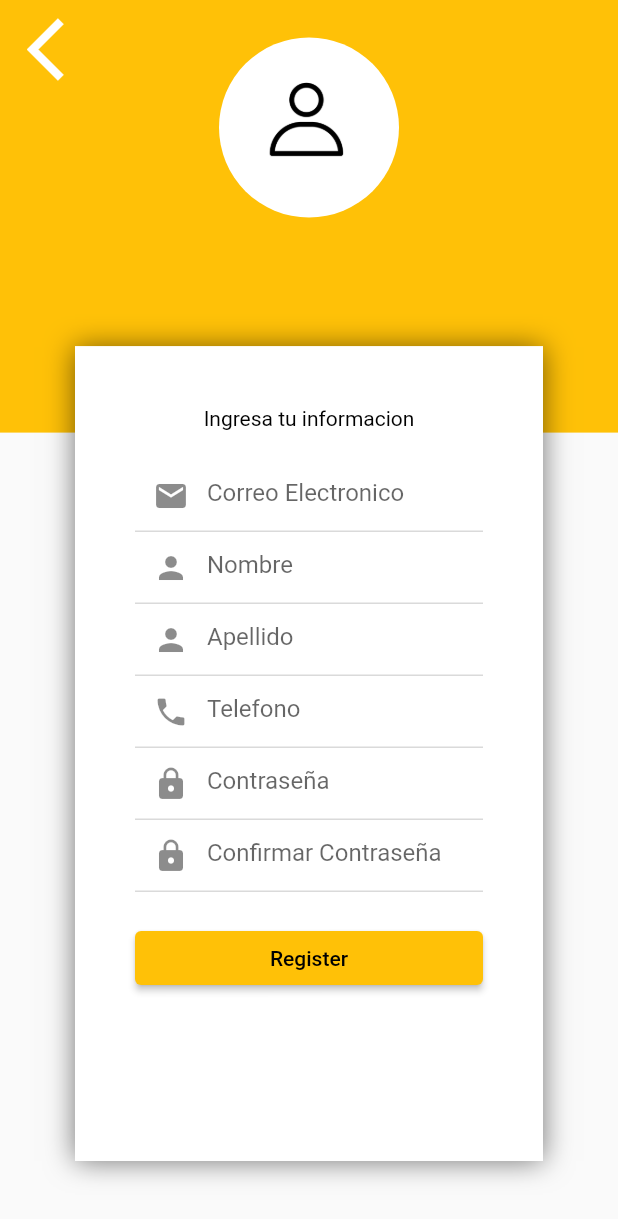
After one commit to velfin13/flutter_app_delivery, a Flutter app: the screen it shows after launch, after a tap on "Registrate aqui", on a phone screen of 412 x 824 dp. The commit adds this screen. Shown: the top 1219 px of the screen. Run offline on Flutter 3.47's test engine with Material 2 defaults, Android fonts, the phone set to English and light mode, and no system bars; our stand-ins replace get.

Commit message:
pantalla de registro

```diff
--- a/lib/main.dart
+++ b/lib/main.dart
@@ -1,6 +1,8 @@
 import 'package:flutter/material.dart';
 import 'package:get/get.dart';
+
 import './src/pages/login/login_page.dart';
+import './src/pages/register/register_page.dart';
 
 void main() {
   runApp(const MyApp());
@@ -25,7 +27,10 @@ class _MyAppState extends State<MyApp> {
       debugShowCheckedModeBanner: false,
       title: "Delivery Udemy",
       initialRoute: "/",
-      getPages: [GetPage(name: "/", page: () => const LoginPage())],
+      getPages: [
+        GetPage(name: "/", page: () => LoginPage()),
+        GetPage(name: "/register", page: () => const RegisterPage()),
+      ],
       navigatorKey: Get.key,
       theme: ThemeData(
           primaryColor: Colors.amber,
--- /dev/null
+++ b/lib/src/pages/login/login_controller.dart
@@ -0,0 +1,7 @@
+import 'package:get/get.dart';
+
+class LoginController extends GetxController {
+  void goToRegisterPage() {
+    Get.toNamed("/register");
+  }
+}
--- a/lib/src/pages/login/login_page.dart
+++ b/lib/src/pages/login/login_page.dart
@@ -1,9 +1,13 @@
-// ignore_for_file: non_constant_identifier_names, sized_box_for_whitespace
+// ignore_for_file: must_be_immutable, sized_box_for_whitespace
 
 import 'package:flutter/material.dart';
+import 'package:get/get.dart';
+import './login_controller.dart';
 
 class LoginPage extends StatelessWidget {
-  const LoginPage({Key? key}) : super(key: key);
+  LoginController con = Get.put(LoginController());
+
+  LoginPage({Key? key}) : super(key: key);
 
   @override
   Widget build(BuildContext context) {
@@ -55,15 +59,15 @@ class LoginPage extends StatelessWidget {
         child: SingleChildScrollView(
             child: Column(
           children: [
-            _TextYourInfo(),
-            _TextFielEmail(),
-            _TextFielPassword(),
+            _textYourInfo(),
+            _textFielEmail(),
+            _textFielPassword(),
             _buttonLogin()
           ],
         )));
   }
 
-  Widget _TextFielEmail() {
+  Widget _textFielEmail() {
     return Container(
       margin: const EdgeInsets.symmetric(horizontal: 40),
       child: const TextField(
@@ -74,7 +78,7 @@ class LoginPage extends StatelessWidget {
     );
   }
 
-  Widget _TextFielPassword() {
+  Widget _textFielPassword() {
     return Container(
       margin: const EdgeInsets.symmetric(horizontal: 40),
       child: const TextField(
@@ -100,7 +104,7 @@ class LoginPage extends StatelessWidget {
     );
   }
 
-  Widget _TextYourInfo() {
+  Widget _textYourInfo() {
     return Container(
       margin: const EdgeInsets.only(top: 40, bottom: 50),
       child: const Text(
@@ -113,16 +117,19 @@ class LoginPage extends StatelessWidget {
   Widget _textDontHaveSccount() {
     return Row(
       mainAxisAlignment: MainAxisAlignment.center,
-      children: const [
-        Text(
+      children: [
+        const Text(
           "No tienes cuenta",
           style: TextStyle(color: Colors.black, fontSize: 17),
         ),
-        SizedBox(width: 7),
-        Text(
-          "Registrate aqui",
-          style: TextStyle(
-              color: Colors.amber, fontWeight: FontWeight.bold, fontSize: 17),
+        const SizedBox(width: 7),
+        GestureDetector(
+          onTap: () => con.goToRegisterPage(),
+          child: const Text(
+            "Registrate aqui",
+            style: TextStyle(
+                color: Colors.amber, fontWeight: FontWeight.bold, fontSize: 17),
+          ),
         )
       ],
     );
--- /dev/null
+++ b/lib/src/pages/register/register_page.dart
@@ -0,0 +1,181 @@
+import 'package:flutter/material.dart';
+import 'package:get/get.dart';
+
+class RegisterPage extends StatelessWidget {
+  const RegisterPage({Key? key}) : super(key: key);
+
+  @override
+  Widget build(BuildContext context) {
+    return Scaffold(
+        bottomNavigationBar: Container(
+          height: 50,
+        ),
+        body: Stack(
+          //El STACK Posisiona elementos uno encima del otro
+          children: [
+            _backgraundCover(context),
+            _boxForm(context),
+            _imagenUser(),
+            _backButton()
+          ],
+        ));
+  }
+
+  Widget _backgraundCover(BuildContext context) {
+    return Container(
+      width: double.infinity,
+      height: MediaQuery.of(context).size.height * 0.35,
+      color: Colors.amber,
+    );
+  }
+
+  Widget _boxForm(BuildContext context) {
+    return Container(
+        margin: EdgeInsets.only(
+            top: MediaQuery.of(context).size.height * 0.28,
+            left: 50,
+            right: 50),
+        decoration: const BoxDecoration(boxShadow: <BoxShadow>[
+          BoxShadow(
+              color: Colors.black54, blurRadius: 15, offset: Offset(0, 0.75))
+        ], color: Colors.white),
+        height: MediaQuery.of(context).size.height * 0.7,
+        child: SingleChildScrollView(
+            child: Column(
+          children: [
+            _textYourInfo(),
+            _textFielEmail(),
+            _textFielNombre(),
+            _textFielLastName(),
+            _textFielPhone(),
+            _textFielPassword(),
+            _textFielConfirmPassword(),
+            _buttonRegister()
+          ],
+        )));
+  }
+
+  Widget _textFielEmail() {
+    return Container(
+      margin: const EdgeInsets.symmetric(horizontal: 40),
+      child: const TextField(
+        keyboardType: TextInputType.emailAddress,
+        decoration: InputDecoration(
+            hintText: "Correo Electronico", prefixIcon: Icon(Icons.email)),
+      ),
+    );
+  }
+
+  Widget _textFielNombre() {
+    return Container(
+      margin: const EdgeInsets.symmetric(horizontal: 40),
+      child: const TextField(
+        keyboardType: TextInputType.text,
+        decoration:
+            InputDecoration(hintText: "Nombre", prefixIcon: Icon(Icons.person)),
+      ),
+    );
+  }
+
+  Widget _textFielLastName() {
+    return Container(
+      margin: const EdgeInsets.symmetric(horizontal: 40),
+      child: const TextField(
+        keyboardType: TextInputType.text,
+        decoration: InputDecoration(
+            hintText: "Apellido", prefixIcon: Icon(Icons.person)),
+      ),
+    );
+  }
+
+  Widget _textFielPhone() {
+    return Container(
+      margin: const EdgeInsets.symmetric(horizontal: 40),
+      child: const TextField(
+        keyboardType: TextInputType.phone,
+        decoration: InputDecoration(
+            hintText: "Telefono", prefixIcon: Icon(Icons.phone)),
+      ),
+    );
+  }
+
+  Widget _textFielPassword() {
+    return Container(
+      margin: const EdgeInsets.symmetric(horizontal: 40),
+      child: const TextField(
+          keyboardType: TextInputType.visiblePassword,
+          obscureText: true,
+          decoration: InputDecoration(
+            hintText: "Contraseña",
+            prefixIcon: Icon(Icons.lock),
+          )),
+    );
+  }
+
+  Widget _textFielConfirmPassword() {
+    return Container(
+      margin: const EdgeInsets.symmetric(horizontal: 40),
+      child: const TextField(
+          keyboardType: TextInputType.visiblePassword,
+          obscureText: true,
+          decoration: InputDecoration(
+            hintText: "Confirmar Contraseña",
+            prefixIcon: Icon(Icons.lock),
+          )),
+    );
+  }
+
+  Widget _buttonRegister() {
+    return Container(
+      width: double.infinity,
+      margin: const EdgeInsets.symmetric(horizontal: 40, vertical: 20),
+      child: ElevatedButton(
+          onPressed: () {},
+          child: const Text(
+            "Register",
+            style: TextStyle(color: Colors.black),
+          )),
+    );
+  }
+
+  Widget _backButton() {
+    return SafeArea(
+        child: Container(
+      margin: const EdgeInsets.only(left: 10),
+      child: IconButton(
+        onPressed: () => Get.back(),
+        icon: const Icon(
+          Icons.arrow_back_ios,
+          color: Colors.white,
+          size: 50,
+        ),
+      ),
+    ));
+  }
+
+  Widget _imagenUser() {
+    return SafeArea(
+        child: Container(
+      margin: const EdgeInsets.only(top: 25),
+      alignment: Alignment.topCenter,
+      child: GestureDetector(
+        onTap: () {},
+        child: const CircleAvatar(
+          backgroundImage: AssetImage("assets/img/user_profile.png"),
+          radius: 60,
+          backgroundColor: Colors.white,
+        ),
+      ),
+    ));
+  }
+
+  Widget _textYourInfo() {
+    return Container(
+      margin: const EdgeInsets.only(top: 40, bottom: 20),
+      child: const Text(
+        "Ingresa tu informacion",
+        style: TextStyle(color: Colors.black),
+      ),
+    );
+  }
+}
```
